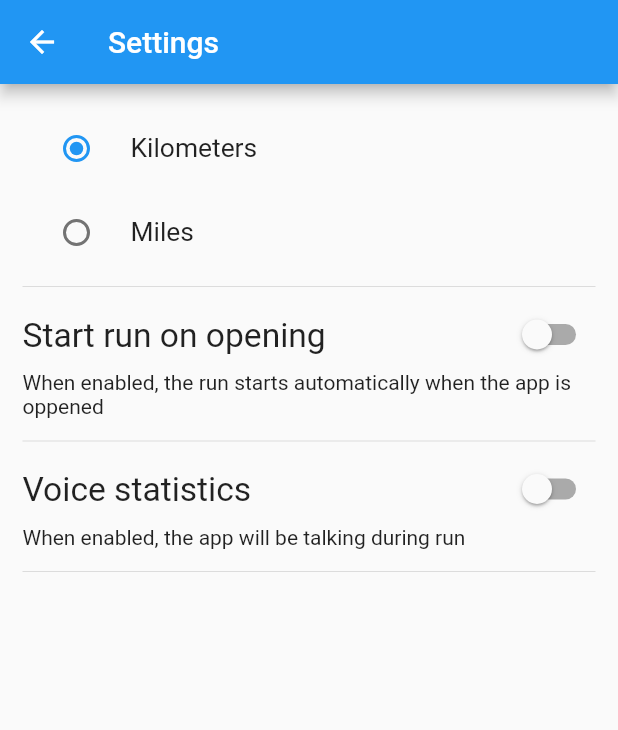
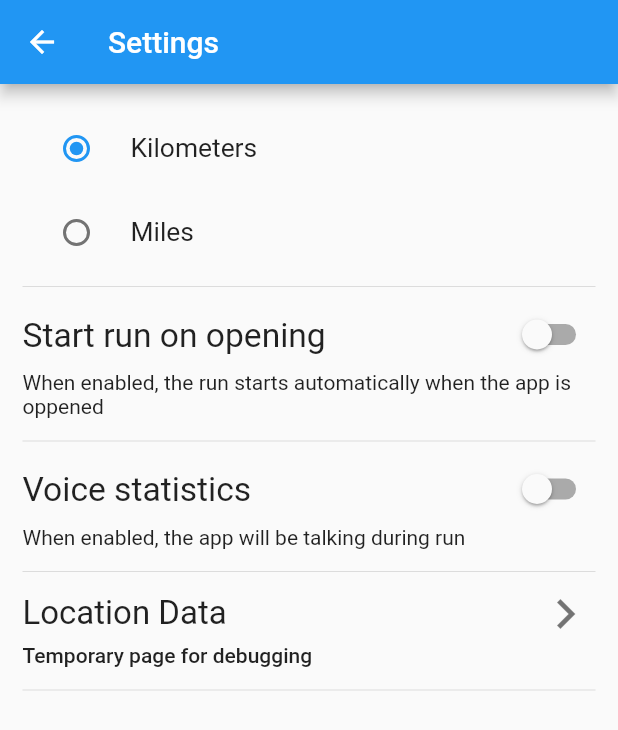
Before and after one commit to mikhailmokhov/endorphin, a Flutter app: the RunningPage screen opened directly, after a tap on "Pause", after a tap on the "settings" icon, on a phone screen of 412 x 824 dp. Shown: the top 730 px of the screen. Run offline on Flutter 3.47's test engine with Material 2 defaults, Android fonts, the phone set to English and light mode, and no system bars; our stand-ins replace latlong; missing offline and left inert: geolocation.

Commit message:
Work in progress

```diff
--- /dev/null
+++ b/lib/distance-text-widget.dart
@@ -0,0 +1,74 @@
+import 'package:flutter/material.dart';
+import 'package:endorphin/running-page.dart';
+import 'package:endorphin/location-tracking.dart';
+import 'dart:async';
+
+class DistanceText extends StatefulWidget {
+  DistanceText({Key key}) : super(key: key);
+
+  @override
+  _DistanceTextState createState() => new _DistanceTextState();
+}
+
+class _DistanceTextState extends State<DistanceText> {
+  Timer timer;
+
+  int kilometers = 0;
+  int meters = 0;
+
+  _DistanceTextState() {
+    timer = new Timer.periodic(new Duration(milliseconds: 50), callback);
+  }
+
+  void callback(Timer timer) {
+    if (locationTracking.isTracking()) {
+      setState(() {
+        meters = locationTracking.distance.floor();
+        kilometers = (meters/1000).floor();
+        meters = meters - kilometers * 1000;
+      });
+    }
+  }
+
+
+
+
+  @override
+  Widget build(BuildContext context) {
+    return new Row(mainAxisAlignment: MainAxisAlignment.start, children: [
+      new Padding(
+          padding: new EdgeInsets.only(left: 5.0),
+          child: new Text(kilometers.toString(),
+              style: new TextStyle(fontSize: 36.0, color: statColor))),
+      new Text("km",
+          style: new TextStyle(fontSize: 23.0, height: 1.6, color: statColor)),
+      new Padding(
+          padding: new EdgeInsets.only(left: 9.0),
+          child: new Text(meters.toString(),
+              style: new TextStyle(fontSize: 36.0, color: statColor))),
+      new Text("m",
+          style: new TextStyle(fontSize: 23.0, height: 1.6, color: statColor))
+    ]);
+  }
+}
+
+class TimerTextFormatter {
+  static String getHoursMinutes(int milliseconds) {
+    int hundreds = (milliseconds / 10).truncate();
+    int seconds = (hundreds / 100).truncate();
+    int minutes = (seconds / 60).truncate();
+    int hours = (minutes / 60).truncate();
+
+    String hoursStr = (hours % 60).toString();
+    String minutesStr = (minutes % 60).toString().padLeft(2, '0');
+
+    return "$hoursStr:$minutesStr";
+  }
+
+  static String getSeconds(int milliseconds) {
+    int hundreds = (milliseconds / 10).truncate();
+    int seconds = (hundreds / 100).truncate();
+    String secondsStr = (seconds % 60).toString().padLeft(2, '0');
+    return ":$secondsStr";
+  }
+}
--- a/lib/running-page.dart
+++ b/lib/running-page.dart
@@ -3,6 +3,8 @@ import 'package:endorphin/settings-page.dart';
 import 'package:endorphin/timer-text-widget.dart';
 import 'dart:async';
 import 'package:endorphin/main.dart';
+import 'package:endorphin/location-tracking.dart';
+import 'package:endorphin/distance-text-widget.dart';
 
 bool paused = false;
 Color statColor = Colors.black;
@@ -64,6 +66,8 @@ class _RunningPageState extends State<RunningPage> {
             new FlatButton(
               child: new Text('Yes', style: new TextStyle(fontSize: 25.0)),
               onPressed: () {
+
+                locationTracking.stopRecordingLocation();
                 Navigator.of(context).pop();
                 Navigator.push(
                     context,
@@ -96,30 +100,13 @@ class _RunningPageState extends State<RunningPage> {
                   onPressed: _openSettings, icon: new Icon(Icons.settings))
             ]),
         body: new Container(
-            padding: const EdgeInsets.all(22.0),
             child: new Column(
                 crossAxisAlignment: CrossAxisAlignment.start,
                 children: [
                   new Expanded(
                       child: new Column(children: [
                     new TimerText(),
-                    new Row(
-                        mainAxisAlignment: MainAxisAlignment.start,
-                        children: [
-                          new Padding(
-                              padding: new EdgeInsets.only(left: 5.0),
-                              child: new Text("5",
-                                  style: new TextStyle(
-                                      fontSize: 36.0, color: statColor))),
-                          new Text("km", style: new TextStyle(fontSize: 23.0, height: 1.6, color: statColor)),
-                          new Padding(
-                              padding: new EdgeInsets.only(left: 9.0),
-                              child: new Text("350",
-                                  style: new TextStyle(
-                                      fontSize: 36.0, color: statColor))),
-                          new Text("m", style: new TextStyle(fontSize: 23.0, height: 1.6, color: statColor))
-                        ])
-                  ])),
+                    new DistanceText()                  ])),
                   new Row(
                     mainAxisAlignment: MainAxisAlignment.center,
                     children: <Widget>[
@@ -128,13 +115,14 @@ class _RunningPageState extends State<RunningPage> {
                               onPressed: _pause,
                               icon: new Icon(_pauseButtonIcon),
                               label: new Text(_pauseButtonLabel,
-                                  style: new TextStyle(fontSize: 26.0)))),
+                                  style: new TextStyle(fontSize: 23.0)))),
                       new Expanded(
                           child: new FlatButton.icon(
+
                               onPressed: _neverSatisfied,
                               icon: new Icon(Icons.flag),
                               label: new Text("Finish",
-                                  style: new TextStyle(fontSize: 26.0))))
+                                  style: new TextStyle(fontSize: 23.0))))
                     ],
                   )
                 ])));
--- a/lib/settings-page.dart
+++ b/lib/settings-page.dart
@@ -1,5 +1,5 @@
-
 import 'package:flutter/material.dart';
+import 'package:endorphin/location-data-page.dart';
 
 class SettingsPage extends StatefulWidget {
   SettingsPage({Key key, this.title}) : super(key: key);
@@ -18,6 +18,15 @@ class _SettingsPageState extends State<SettingsPage> {
   Metric _metric = Metric.kilometers;
   bool _voiceStat = false;
   bool _startOnOpening = false;
+
+  _openLocationsPage() {
+    Navigator.push(
+        context,
+        new MaterialPageRoute(
+            builder: (BuildContext context) =>
+            new LocationDataPage()));
+
+  }
 
   @override
   Widget build(BuildContext context) {
@@ -86,8 +95,33 @@ class _SettingsPageState extends State<SettingsPage> {
                   padding: new EdgeInsets.only(bottom: 7.0),
                   child: new Text(
                       'When enabled, the app will be talking during run')),
-
               new Divider(),
+              new Row(children: [
+                new Expanded(
+                    child: new FlatButton(
+                        padding: new EdgeInsets.only(left: 0.0),
+                        onPressed: _openLocationsPage,
+                        child: Column(
+                            mainAxisAlignment: MainAxisAlignment.start,
+                            children: [
+                              new Row(children: [
+                                new Expanded(
+                                    child: new Text("Location Data",
+                                        style: new TextStyle(
+                                            fontWeight: FontWeight.normal,
+                                            fontSize: 22.0))),
+                                new Icon(Icons.chevron_right,
+                                    color: Colors.black54, size: 40.0)
+                              ]),
+                              new Row(children: [
+                                Padding(
+                                    padding: new EdgeInsets.only(bottom: 7.0),
+                                    child: new Text(
+                                        'Temporary page for debugging'))
+                              ])
+                            ]))),
+              ]),
+              new Divider()
             ]));
   }
 }
--- a/lib/timer-text-widget.dart
+++ b/lib/timer-text-widget.dart
@@ -25,9 +25,9 @@ class _TimerTextState extends State<TimerText> {
   @override
   Widget build(BuildContext context) {
     TextStyle hoursMinutesTextStyle =
-        new TextStyle(fontSize: 92.0, color: statColor);
+        new TextStyle(fontSize: 90.0, color: statColor);
     TextStyle secondsTextStyle =
-        new TextStyle(fontSize: 52.0, color: statColor, height: 1.9);
+        new TextStyle(fontSize: 50.0, color: statColor, height: 1.9);
     String hoursMinutes =
         TimerTextFormatter.getHoursMinutes(stopwatch.elapsedMilliseconds);
     String seconds =
--- a/pubspec.yaml
+++ b/pubspec.yaml
@@ -6,6 +6,8 @@ dependencies:
     sdk: flutter
 
   geolocation: ^0.2.1
+
+  latlong: ^0.4.5
 
 
   # The following adds the Cupertino Icons font to your application.
```
Also changed, not shown: lib/location-data-page.dart (added, +152 -0 lines), lib/location-tracking.dart (+38 -10 lines).
